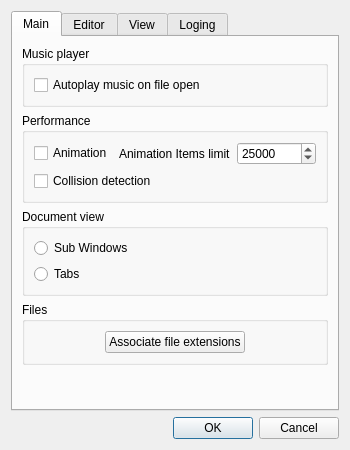
Old version of the form Editor/main_window/appsettings.ui in the repository WohlSoft/Moondust-Project.
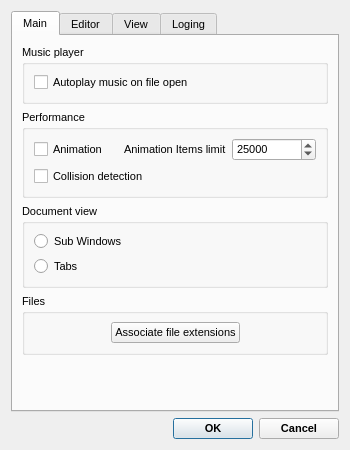
New version of the form. Icons and pictures are not drawn.

Commit message: Tiny font fix

Diff of the .ui file:
```diff
--- a/Editor/main_window/appsettings.ui
+++ b/Editor/main_window/appsettings.ui
@@ -16,6 +16,14 @@
     <height>450</height>
    </size>
   </property>
+  <property name="font">
+   <font>
+    <family>Liberation Sans</family>
+    <pointsize>8</pointsize>
+    <weight>75</weight>
+    <bold>true</bold>
+   </font>
+  </property>
   <property name="windowTitle">
    <string>Settings</string>
   </property>
@@ -26,6 +34,13 @@
   <layout class="QGridLayout" name="gridLayout">
    <item row="0" column="0">
     <widget class="QTabWidget" name="mainSettings">
+     <property name="font">
+      <font>
+       <pointsize>8</pointsize>
+       <weight>50</weight>
+       <bold>false</bold>
+      </font>
+     </property>
      <property name="currentIndex">
       <number>0</number>
      </property>
```
